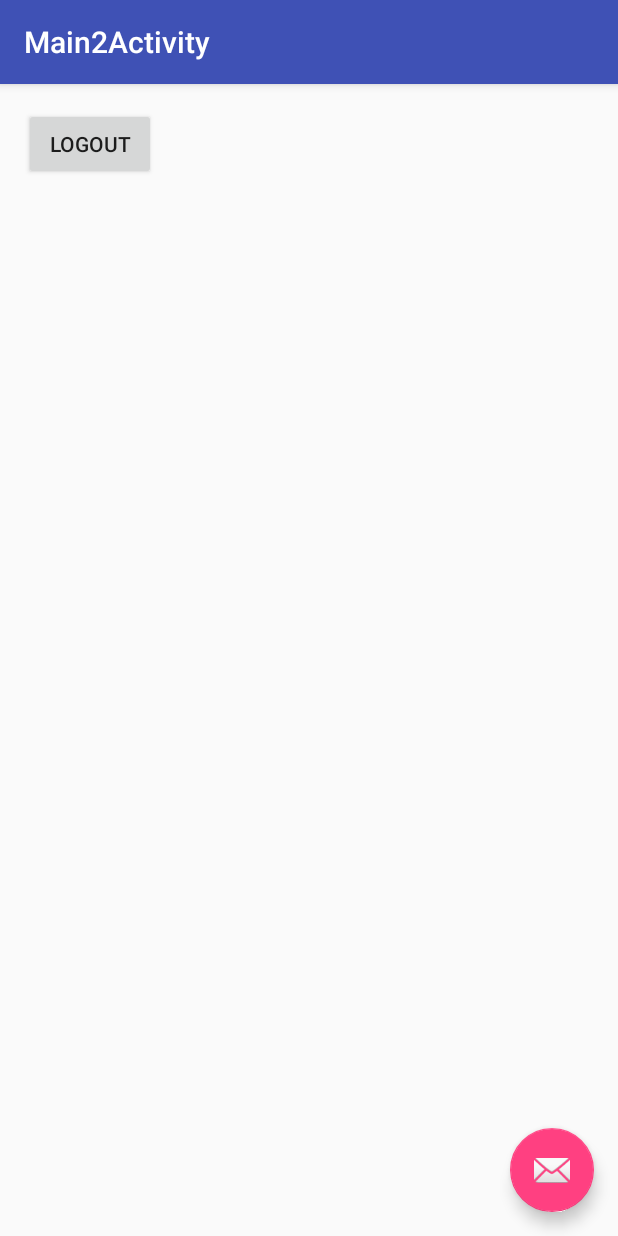
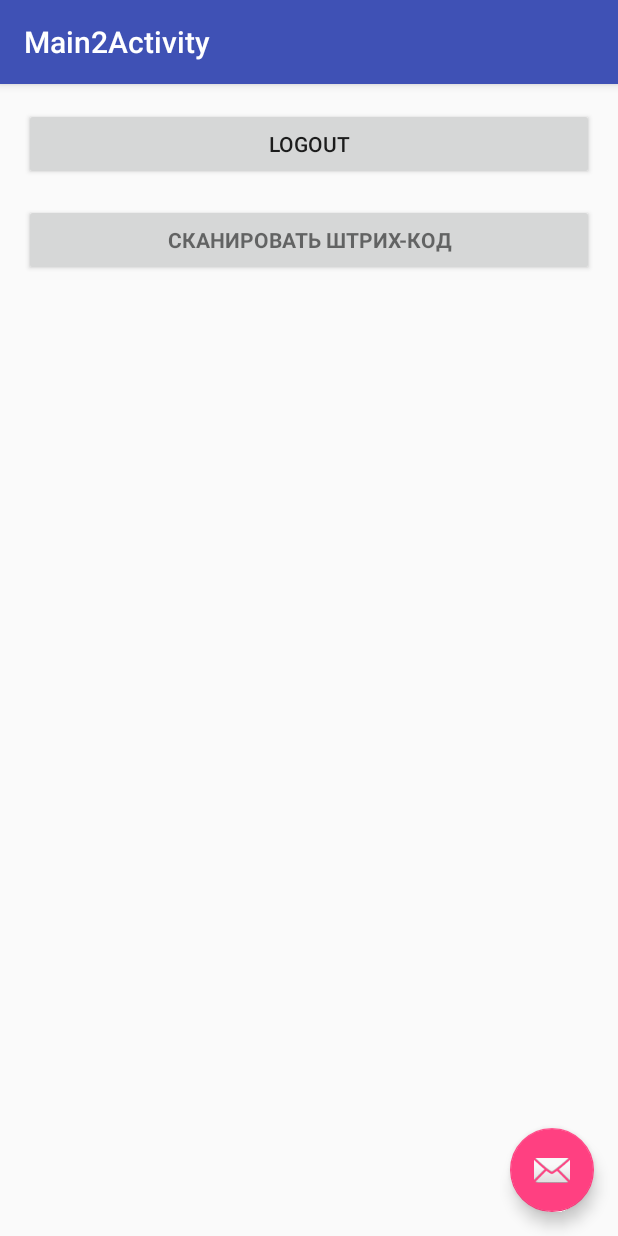
Before and after one commit to grechkin-pogrebnyakov/smartshop, an Android app: the Main2Activity screen opened directly, with no data from a screen before it, on a phone screen of 412 x 824 dp. Run offline under Robolectric (Android 15) with nearby library versions, the phone set to English and light mode, and no system bars; libraries missing offline, so code that uses them is left out: com.google.zxing.integration.

Commit message:
first commit

```diff
--- a/app/build.gradle
+++ b/app/build.gradle
@@ -25,4 +25,6 @@ dependencies {
     compile 'com.android.support:appcompat-v7:22.2.1'
     compile 'com.android.support:design:22.2.1'
     compile 'com.vk:androidsdk:+'
+    compile 'com.journeyapps:zxing-android-embedded:3.0.1@aar'
+    compile 'com.google.zxing:core:3.2.0'
 }
--- a/app/src/main/java/com/technopark/smartbiz/Main2Activity.java
+++ b/app/src/main/java/com/technopark/smartbiz/Main2Activity.java
@@ -10,7 +10,11 @@ import android.support.v7.app.AppCompatActivity;
 import android.support.v7.widget.Toolbar;
 import android.view.View;
 import android.widget.Button;
+import android.widget.Toast;
 
+
+import com.google.zxing.integration.android.IntentIntegrator;
+import com.google.zxing.integration.android.IntentResult;
 import com.technopark.smartbiz.userIdentification.LoginActivity;
 
 
@@ -37,7 +41,7 @@ public class Main2Activity extends AppCompatActivity {
             }
         });
 
-        Button logOut = (Button) findViewById(R.id.buttonLogout);
+        Button logOut = (Button) findViewById(R.id.button_logout);
 
         logOut.setOnClickListener(new View.OnClickListener() {
             @Override
@@ -46,6 +50,29 @@ public class Main2Activity extends AppCompatActivity {
                 startActivity(new Intent(getApplicationContext(), LoginActivity.class));
             }
         });
+
+        Button scanBarcode = (Button) findViewById(R.id.scan_button);
+
+        scanBarcode.setOnClickListener(new View.OnClickListener() {
+            @Override
+            public void onClick(View view) {
+                IntentIntegrator integrator = new IntentIntegrator(Main2Activity.this);
+                integrator.initiateScan(IntentIntegrator.PRODUCT_CODE_TYPES);
+            }
+        });
+    }
+
+    @Override
+    public void onActivityResult(int requestCode, int resultCode, Intent intent) {
+        IntentResult result = IntentIntegrator.parseActivityResult(requestCode, resultCode, intent);
+        if (result != null) {
+            String contents = result.getContents();
+            if (contents != null) {
+                Toast.makeText(getApplicationContext(), "Sucssed scan" + result.toString(), Toast.LENGTH_LONG).show();
+            } else {
+                Toast.makeText(getApplicationContext(), "failed scan", Toast.LENGTH_LONG).show();
+            }
+        }
     }
 
 }
--- a/app/src/main/res/layout/activity_main2.xml
+++ b/app/src/main/res/layout/activity_main2.xml
@@ -22,4 +22,5 @@
         android:layout_gravity="bottom|end" android:layout_margin="@dimen/fab_margin"
         android:src="@android:drawable/ic_dialog_email" />
 
+
 </android.support.design.widget.CoordinatorLayout>
--- a/app/src/main/res/layout/content_main2.xml
+++ b/app/src/main/res/layout/content_main2.xml
@@ -10,10 +10,31 @@
     tools:showIn="@layout/activity_main2" tools:context="com.technopark.smartbiz.Main2Activity">
 
     <Button
-        android:layout_width="wrap_content"
+        android:layout_width="match_parent"
         android:layout_height="wrap_content"
         android:text="Logout"
-        android:id="@+id/buttonLogout"
+        android:id="@+id/button_logout"
         android:layout_gravity="center_horizontal" />
 
+    <Button android:id="@+id/scan_button" style="?android:textAppearanceSmall"
+        android:layout_width="match_parent" android:layout_height="wrap_content"
+        android:layout_marginTop="16dp" android:text="@string/scan_barcode_button"
+        android:layout_below="@id/button_logout"
+        android:textStyle="bold" />
+
+    <TextView
+        android:id="@+id/scan_format"
+        android:layout_width="match_parent"
+        android:layout_height="wrap_content"
+        android:textIsSelectable="true"
+        android:layout_centerHorizontal="true"
+        android:layout_below="@id/scan_button" />
+    <TextView
+        android:id="@+id/scan_content"
+        android:layout_width="match_parent"
+        android:layout_height="wrap_content"
+        android:textIsSelectable="true"
+        android:layout_centerHorizontal="true"
+        android:layout_below="@id/scan_format" />
+
 </RelativeLayout>
--- a/app/src/main/res/values/strings.xml
+++ b/app/src/main/res/values/strings.xml
@@ -27,4 +27,5 @@
     <integer name="com_vk_sdk_AppId">5093720</integer>
     <string name="title_activity_register">Регистрация</string>
     <string name="title_activity_main2">Main2Activity</string>
+    <string name="scan_barcode_button">Сканировать штрих-код</string>
 </resources>
```
